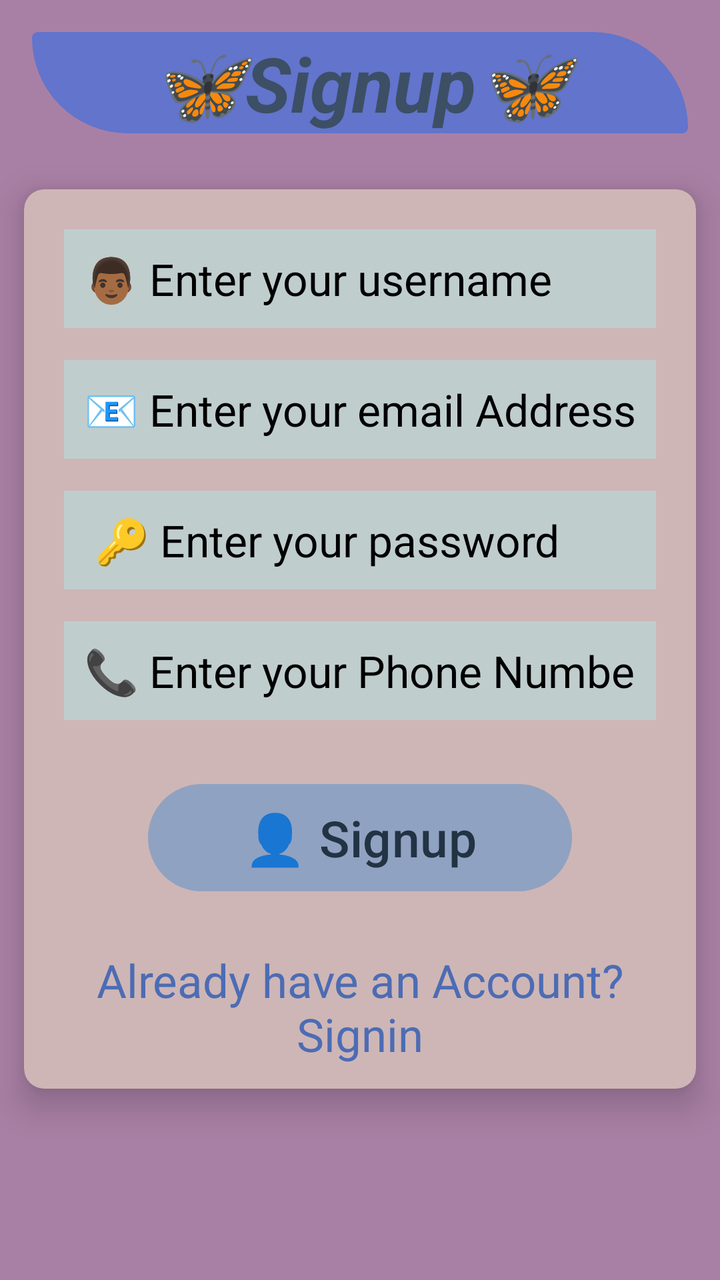
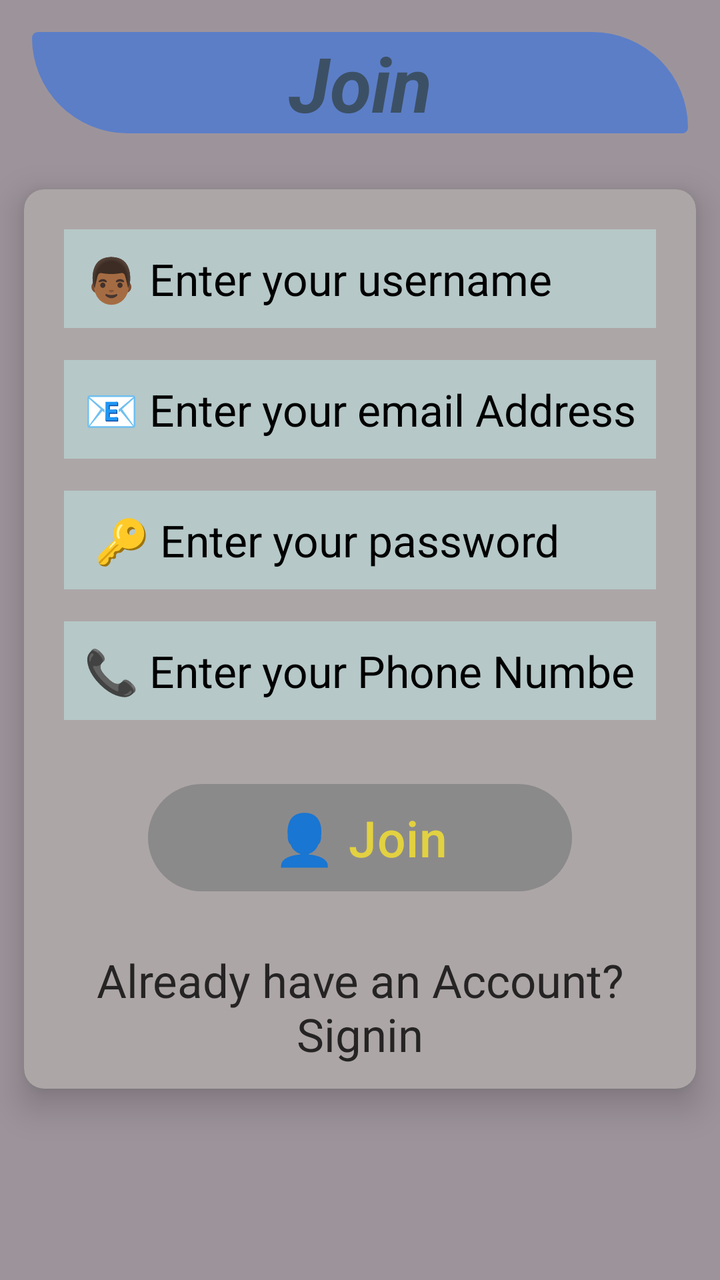

The first picture is an Android layout as it rendered before a commit; the second is the same layout after the commit. The layout source and the unified diff follow.
<!-- AndroidManifest.xml: application theme Theme.Sokogarden -->
<!-- res/layout/activity_signup.xml -->
<?xml version="1.0" encoding="utf-8"?>
<LinearLayout xmlns:android="http://schemas.android.com/apk/res/android"
    xmlns:app="http://schemas.android.com/apk/res-auto"
    xmlns:tools="http://schemas.android.com/tools"
    android:id="@+id/main"
    android:orientation="vertical"
    android:background="#A980A5"
    android:layout_width="match_parent"
    android:layout_height="match_parent"
    tools:context=".Signup">

    <TextView
        android:layout_width="match_parent"
        android:layout_height="wrap_content"
        android:text="🦋Signup🦋"
        android:textSize="38sp"
        android:layout_margin="16dp"
        android:textAlignment="center"
        android:textStyle="bold|italic"
        android:background="@drawable/shape"
        android:textColor="#F13A4D5F"/>


    <androidx.cardview.widget.CardView
        android:layout_width="match_parent"
        android:layout_height="wrap_content"
        app:cardCornerRadius="10dp"
        app:cardElevation="10dp"
        android:backgroundTint="#CEB6B6"
        android:layout_margin="12dp">

        <LinearLayout
            android:layout_width="match_parent"
            android:layout_height="match_parent"
            android:orientation="vertical"
            android:padding="12dp">


            <EditText
                android:layout_width="match_parent"
                android:layout_height="wrap_content"
                android:hint="👨🏾 Enter your username"
                android:textColorHint="#000"
                android:textSize="22sp"
                android:textColor="#000"
                android:id="@+id/username"
                android:layout_margin="8dp"
                android:background="#B6BBD7D7"
                android:padding="10dp"/>

            
            <EditText
                android:layout_width="match_parent"
                android:layout_height="wrap_content"
                android:hint="📧 Enter your email Address"
                android:textColorHint="#000"
                android:textSize="22sp"
                android:textColor="#000"
                android:id="@+id/email"
                android:inputType="textEmailAddress"
                android:layout_margin="8dp"
                android:background="#B6BBD7D7"
                android:padding="10dp"/>

            
            <EditText
                android:layout_width="match_parent"
                android:layout_height="wrap_content"
                android:hint=" 🔑 Enter your password"
                android:textColorHint="#000"
                android:textSize="22sp"
                android:textColor="#000"
                android:id="@+id/password"
                android:inputType="textPassword"
                android:layout_margin="8dp"
                android:background="#B6BBD7D7"
                android:padding="10dp"/>

            
            <EditText
                android:layout_width="match_parent"
                android:layout_height="wrap_content"
                android:hint="📞 Enter your Phone Number"
                android:textColorHint="#000"
                android:textSize="22sp"
                android:textColor="#000"
                android:id="@+id/phone"
                android:inputType="number"
                android:layout_margin="8dp"
                android:background="#B6BBD7D7"
                android:padding="10dp"/>


            <Button
                android:layout_width="match_parent"
                android:layout_height="wrap_content"
                android:text="👤 Signup"
                android:textSize="25sp"
                android:padding="10dp"
                android:layout_marginLeft="50dp"
                android:layout_marginRight="50dp"
                android:layout_marginTop="20dp"
                android:textColor="#234"
                android:backgroundTint="#555F91C8"
                android:id="@+id/signupBtn"/>
            <TextView
                android:layout_width="match_parent"
                android:layout_height="wrap_content"
                android:text="Already have an Account? Signin"
                android:textAlignment="center"
                android:textSize="23sp"
                android:layout_marginTop="25dp"
                android:textColor="#E63E64B4"
                android:id="@+id/signintxt"/>


        </LinearLayout>

    </androidx.cardview.widget.CardView>


</LinearLayout>
<!-- resources referenced by this layout -->
<resources>
  <!-- drawable shape (drawable) -->
  <?xml version="1.0" encoding="utf-8"?>
  <shape xmlns:android="http://schemas.android.com/apk/res/android">
      <solid
          android:color="#7A1666F6"/>
      <corners
         android:topRightRadius="500dp"
          android:bottomLeftRadius="500dp"
          android:radius="30dp"
  
          />
  </shape>
  <style name="Theme.Sokogarden" parent="Base.Theme.Sokogarden" />
  <style name="Base.Theme.Sokogarden" parent="Theme.Material3.DayNight.NoActionBar">
          
          
      </style>
</resources>

<!-- the commit's change to res/layout/activity_signup.xml (unified diff, before → after) -->
@@ -4,7 +4,7 @@
     xmlns:tools="http://schemas.android.com/tools"
     android:id="@+id/main"
     android:orientation="vertical"
-    android:background="#A980A5"
+    android:background="#9D949B"
     android:layout_width="match_parent"
     android:layout_height="match_parent"
     tools:context=".Signup">
@@ -12,7 +12,7 @@
     <TextView
         android:layout_width="match_parent"
         android:layout_height="wrap_content"
-        android:text="🦋Signup🦋"
+        android:text="Join"
         android:textSize="38sp"
         android:layout_margin="16dp"
         android:textAlignment="center"
@@ -26,7 +26,7 @@
         android:layout_height="wrap_content"
         app:cardCornerRadius="10dp"
         app:cardElevation="10dp"
-        android:backgroundTint="#CEB6B6"
+        android:backgroundTint="#ADA6A6"
         android:layout_margin="12dp">
 
         <LinearLayout
@@ -94,14 +94,14 @@
             <Button
                 android:layout_width="match_parent"
                 android:layout_height="wrap_content"
-                android:text="👤 Signup"
+                android:text="👤 Join"
                 android:textSize="25sp"
                 android:padding="10dp"
                 android:layout_marginLeft="50dp"
                 android:layout_marginRight="50dp"
                 android:layout_marginTop="20dp"
-                android:textColor="#234"
-                android:backgroundTint="#555F91C8"
+                android:textColor="#E2D141"
+                android:backgroundTint="#556F7276"
                 android:id="@+id/signupBtn"/>
             <TextView
                 android:layout_width="match_parent"
@@ -110,7 +110,7 @@
                 android:textAlignment="center"
                 android:textSize="23sp"
                 android:layout_marginTop="25dp"
-                android:textColor="#E63E64B4"
+                android:textColor="#E6161515"
                 android:id="@+id/signintxt"/>
 
 
